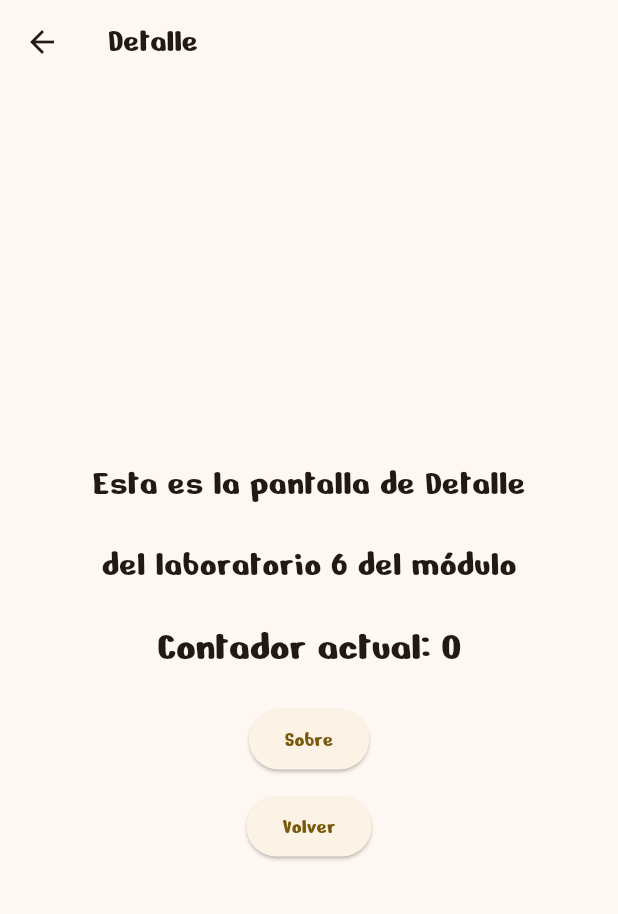
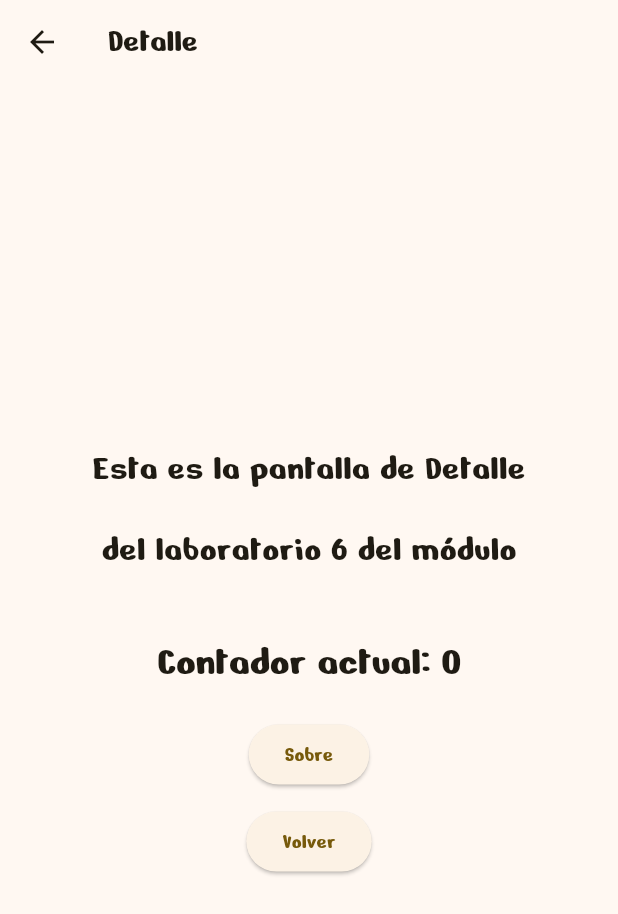
Before and after one commit to EduardoACC1897/3479A321_2022479013, a Flutter app: the DetailPage screen opened by its route, on a phone screen of 412 x 824 dp. Shown: the top 914 px of the screen. Run offline on Flutter 3.47's test engine with Material 3 defaults, Android fonts, the phone set to English and light mode, and no system bars; our stand-ins replace flutter_svg, logger, shared_preferences, sqflite, sqflite_common_ffi; accounts and stored records are empty.

Commit message:
Actividad 7

```diff
--- a/lib/pages/detail_page.dart
+++ b/lib/pages/detail_page.dart
@@ -1,7 +1,7 @@
 import 'package:flutter/material.dart';
-import 'package:provider/provider.dart';
-import '/models/app_data.dart';
-
+import 'package:shared_preferences/shared_preferences.dart';
+import '/utils/database_helper.dart';
+import '/models/audit.dart';
 class DetailPage extends StatefulWidget {
   const DetailPage({super.key});
 
@@ -10,14 +10,31 @@ class DetailPage extends StatefulWidget {
 }
 
 class _DetailPageState extends State<DetailPage> {
+
+  int _counter = 0; // Variable para almacenar el valor del contador
+
   @override
   void initState() {
     super.initState();
     // ignore: avoid_print
     print('initState, mounted: $mounted');
-    // Usar addPostFrameCallback para registrar la acción
-    WidgetsBinding.instance.addPostFrameCallback((_) {
-      context.read<AppData>().addAction("Acceso a la pantalla de Detalle");
+    // Cargar el valor del contador desde SharedPreferences
+    _loadCounter();
+    // Registrar la acción "Acceso a la pantalla de Detalle" en la base de datos
+    _logAccessToDetailPage();
+  }
+
+  // Método para registrar la acción en la base de datos
+  Future<void> _logAccessToDetailPage() async {
+    final dbHelper = DatabaseHelper();
+    await dbHelper.insertAudit(Audit(action: "Acceso a la pantalla de Detalle"));
+  }
+
+  // Método para cargar el contador desde SharedPreferences
+  Future<void> _loadCounter() async {
+    final prefs = await SharedPreferences.getInstance();
+    setState(() {
+      _counter = prefs.getInt('counter') ?? 0; // Si no existe, el valor es 0
     });
   }
 
@@ -41,14 +58,11 @@ class _DetailPageState extends State<DetailPage> {
               style: TextStyle(fontSize: 24),
             ),
             const SizedBox(height: 20),
-            // Mostrar el contador usando Consumer
-            Consumer<AppData>(
-              builder: (context, appData, child) {
-                return Text(
-                  'Contador actual: ${appData.counter}',
-                  style: Theme.of(context).textTheme.headlineMedium,
-                );
-              },
+            const SizedBox(height: 20),
+            // Mostrar el valor del contador cargado desde SharedPreferences
+            Text(
+              'Contador actual: $_counter',
+              style: Theme.of(context).textTheme.headlineMedium,
             ),
             const SizedBox(height: 20),
             ElevatedButton(
--- a/pubspec.yaml
+++ b/pubspec.yaml
@@ -41,6 +41,7 @@ dependencies:
   shared_preferences: ^2.3.2
   sqflite: ^2.4.0
   path: ^1.9.0
+  sqflite_common_ffi: ^2.3.4
 
 dev_dependencies:
   flutter_test:
```
Also changed, not shown: lib/main.dart (+9 -0 lines), lib/pages/about_page.dart (+10 -6 lines), lib/pages/audit_page.dart (+29 -14 lines), lib/pages/my_home_page.dart (+10 -6 lines), lib/pages/preference_page.dart (+10 -0 lines), pubspec.lock.
